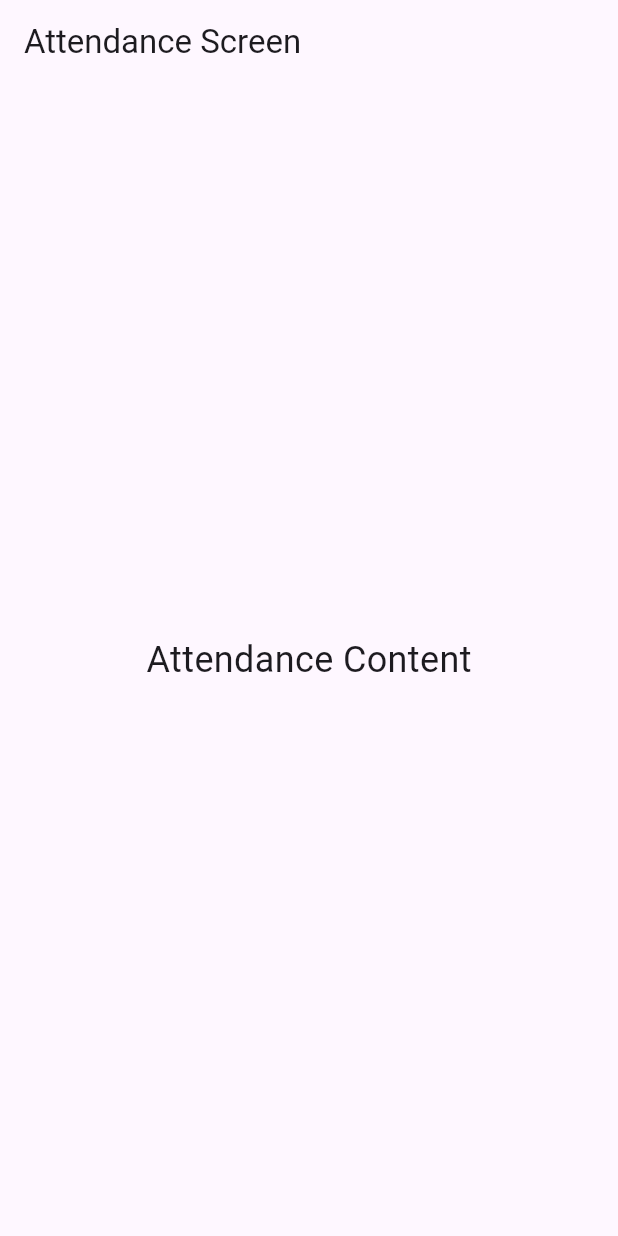
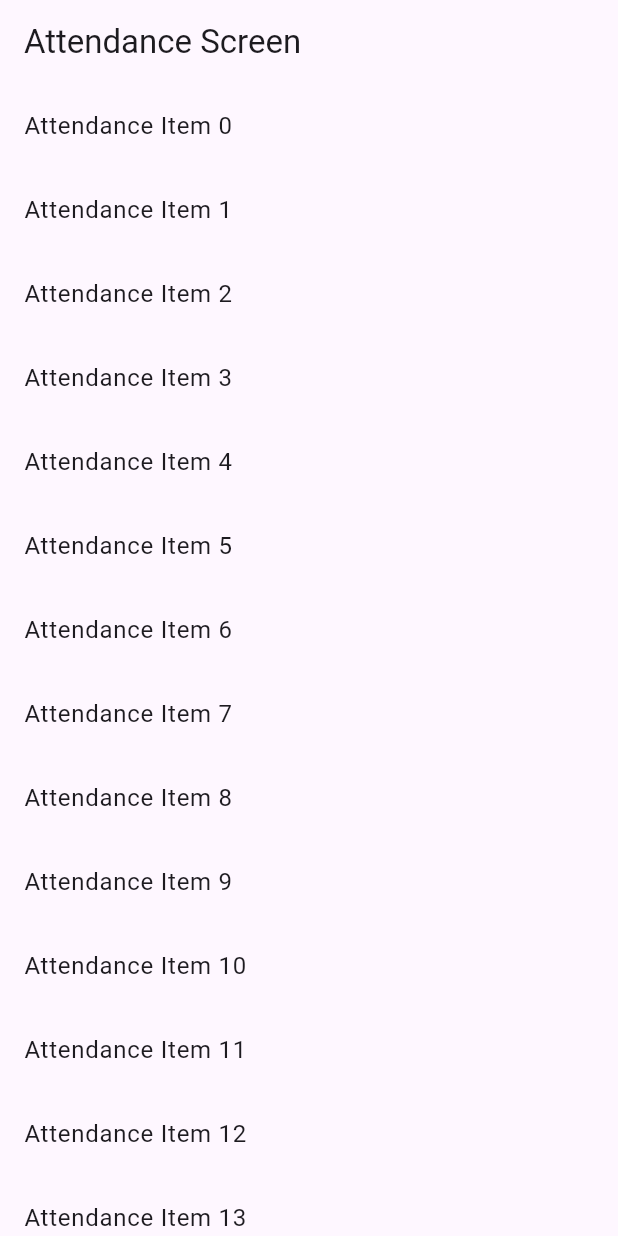
Before and after one commit to BANDARAKDT/Flutter02_TutionMasterApp, a Flutter app: the screen it shows after launch, on a phone screen of 412 x 824 dp. Run offline on Flutter 3.47's test engine with Material 3 defaults, Android fonts, the phone set to English and light mode, and no system bars; our stand-ins replace firebase_core; accounts and stored records are empty.

```diff
--- a/flutter_application_1/lib/Screens/Attendence.dart
+++ b/flutter_application_1/lib/Screens/Attendence.dart
@@ -14,11 +14,13 @@ class _AttendenceState extends State<Attendence> {
       appBar: AppBar(
         title: Text('Attendance Screen'),
       ),
-      body: Center(
-        child: Text(
-          'Attendance Content',
-          style: TextStyle(fontSize: 24),
-        ),
+      body: ListView.builder(
+        itemCount: 100,
+        itemBuilder: (context, index) {
+          return ListTile(
+            title: Text('Attendance Item $index'),
+          );
+        },
       ),
     );
   }
```
